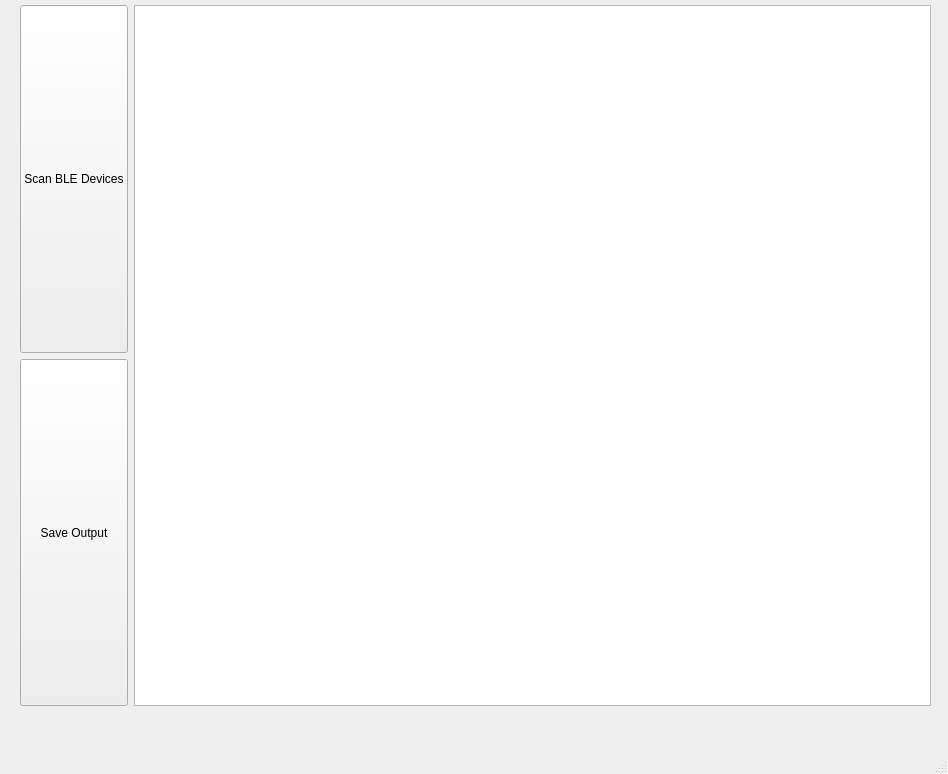
Qt form MainWindow.ui (Sycther/bluetooth-util) before a commit.
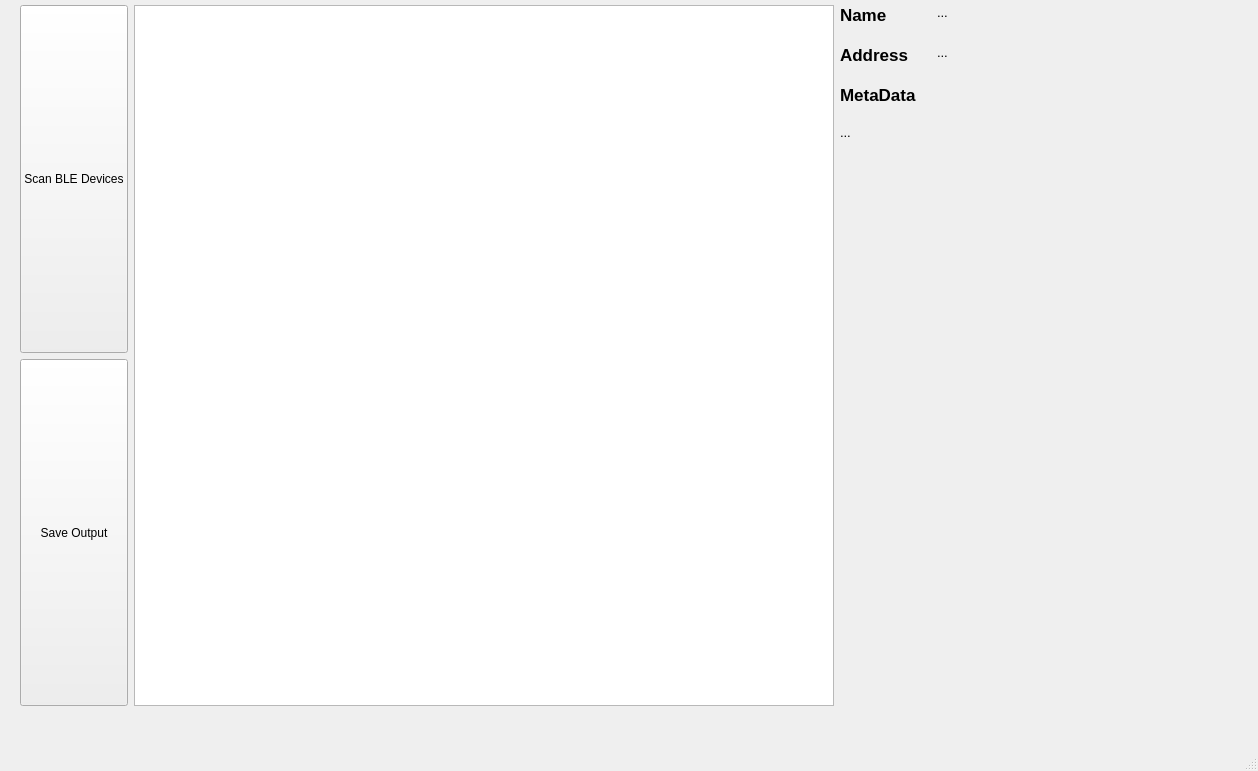
The same form after that commit.

Commit message: Adjusted Metadata to properly Save data in byte form. Updated GUI.

What changed in the file:
```diff
--- a/MainWindow.ui
+++ b/MainWindow.ui
@@ -6,8 +6,8 @@
    <rect>
     <x>0</x>
     <y>0</y>
-    <width>948</width>
-    <height>774</height>
+    <width>1258</width>
+    <height>771</height>
    </rect>
   </property>
   <property name="windowTitle">
@@ -25,15 +25,31 @@
      <rect>
       <x>20</x>
       <y>5</y>
-      <width>911</width>
+      <width>1233</width>
       <height>701</height>
      </rect>
     </property>
     <layout class="QGridLayout" name="gridLayout">
-     <item row="0" column="0">
+     <item row="3" column="1" rowspan="2">
+      <widget class="QListWidget" name="list">
+       <property name="sizePolicy">
+        <sizepolicy hsizetype="Preferred" vsizetype="Expanding">
+         <horstretch>0</horstretch>
+         <verstretch>0</verstretch>
+        </sizepolicy>
+       </property>
+       <property name="minimumSize">
+        <size>
+         <width>700</width>
+         <height>0</height>
+        </size>
+       </property>
+      </widget>
+     </item>
+     <item row="3" column="0">
       <widget class="QPushButton" name="scanBtn">
        <property name="sizePolicy">
-        <sizepolicy hsizetype="Minimum" vsizetype="Expanding">
+        <sizepolicy hsizetype="Maximum" vsizetype="Expanding">
          <horstretch>0</horstretch>
          <verstretch>0</verstretch>
         </sizepolicy>
@@ -43,10 +59,10 @@
        </property>
       </widget>
      </item>
-     <item row="1" column="0">
+     <item row="4" column="0">
       <widget class="QPushButton" name="saveBtn">
        <property name="sizePolicy">
-        <sizepolicy hsizetype="Minimum" vsizetype="Expanding">
+        <sizepolicy hsizetype="Preferred" vsizetype="Expanding">
          <horstretch>0</horstretch>
          <verstretch>0</verstretch>
         </sizepolicy>
@@ -56,15 +72,129 @@
        </property>
       </widget>
      </item>
-     <item row="0" column="1" rowspan="2">
-      <widget class="QListWidget" name="list">
-       <property name="sizePolicy">
-        <sizepolicy hsizetype="Expanding" vsizetype="Expanding">
-         <horstretch>0</horstretch>
-         <verstretch>0</verstretch>
-        </sizepolicy>
+     <item row="3" column="2" rowspan="2">
+      <layout class="QFormLayout" name="formLayout">
+       <property name="sizeConstraint">
+        <enum>QLayout::SetDefaultConstraint</enum>
        </property>
-      </widget>
+       <property name="fieldGrowthPolicy">
+        <enum>QFormLayout::FieldsStayAtSizeHint</enum>
+       </property>
+       <property name="rowWrapPolicy">
+        <enum>QFormLayout::WrapLongRows</enum>
+       </property>
+       <property name="labelAlignment">
+        <set>Qt::AlignLeading|Qt::AlignLeft|Qt::AlignTop</set>
+       </property>
+       <property name="horizontalSpacing">
+        <number>20</number>
+       </property>
+       <property name="verticalSpacing">
+        <number>20</number>
+       </property>
+       <item row="0" column="0">
+        <widget class="QLabel" name="label">
+         <property name="font">
+          <font>
+           <pointsize>13</pointsize>
+           <weight>75</weight>
+           <bold>true</bold>
+          </font>
+         </property>
+         <property name="text">
+          <string>Name</string>
+         </property>
+        </widget>
+       </item>
+       <item row="0" column="1">
+        <widget class="QLabel" name="nameTxt">
+         <property name="font">
+          <font>
+           <pointsize>10</pointsize>
+          </font>
+         </property>
+         <property name="text">
+          <string>...</string>
+         </property>
+         <property name="alignment">
+          <set>Qt::AlignLeading|Qt::AlignLeft|Qt::AlignTop</set>
+         </property>
+        </widget>
+       </item>
+       <item row="1" column="0">
+        <widget class="QLabel" name="label_2">
+         <property name="font">
+          <font>
+           <pointsize>13</pointsize>
+           <weight>75</weight>
+           <bold>true</bold>
+          </font>
+         </property>
+         <property name="text">
+          <string>Address</string>
+         </property>
+        </widget>
+       </item>
+       <item row="1" column="1">
+        <widget class="QLabel" name="addrTxt">
+         <property name="font">
+          <font>
+           <pointsize>10</pointsize>
+          </font>
+         </property>
+         <property name="text">
+          <string>...</string>
+         </property>
+         <property name="alignment">
+          <set>Qt::AlignLeading|Qt::AlignLeft|Qt::AlignTop</set>
+         </property>
+        </widget>
+       </item>
+       <item row="2" column="0">
+        <widget class="QLabel" name="label_3">
+         <property name="sizePolicy">
+          <sizepolicy hsizetype="Preferred" vsizetype="Preferred">
+           <horstretch>0</horstretch>
+           <verstretch>0</verstretch>
+          </sizepolicy>
+         </property>
+         <property name="font">
+          <font>
+           <pointsize>13</pointsize>
+           <weight>75</weight>
+           <bold>true</bold>
+          </font>
+         </property>
+         <property name="text">
+          <string>MetaData</string>
+         </property>
+        </widget>
+       </item>
+       <item row="3" column="0" colspan="2">
+        <widget class="QLabel" name="detailsTxt">
+         <property name="sizePolicy">
+          <sizepolicy hsizetype="Minimum" vsizetype="Expanding">
+           <horstretch>0</horstretch>
+           <verstretch>0</verstretch>
+          </sizepolicy>
+         </property>
+         <property name="font">
+          <font>
+           <pointsize>10</pointsize>
+          </font>
+         </property>
+         <property name="text">
+          <string>...</string>
+         </property>
+         <property name="alignment">
+          <set>Qt::AlignLeading|Qt::AlignLeft|Qt::AlignTop</set>
+         </property>
+         <property name="wordWrap">
+          <bool>true</bool>
+         </property>
+        </widget>
+       </item>
+      </layout>
      </item>
     </layout>
    </widget>
@@ -74,7 +204,7 @@
     <rect>
      <x>0</x>
      <y>0</y>
-     <width>948</width>
+     <width>1258</width>
      <height>26</height>
     </rect>
    </property>
```
Left out of the diff: 21 changed lines with no effect on the pictures. The commit also changes 7 other files.
